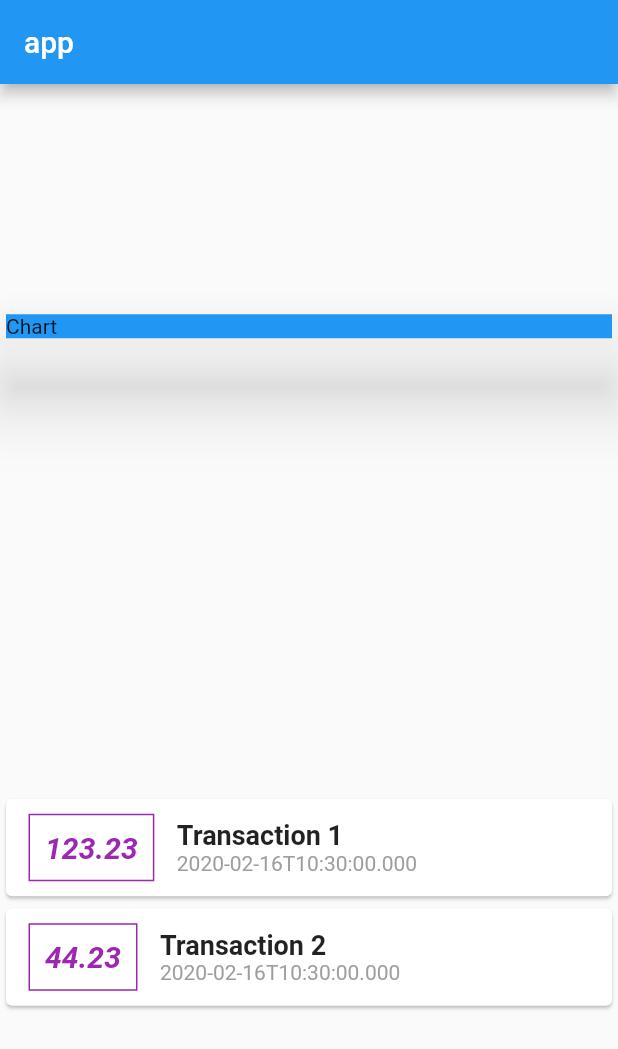
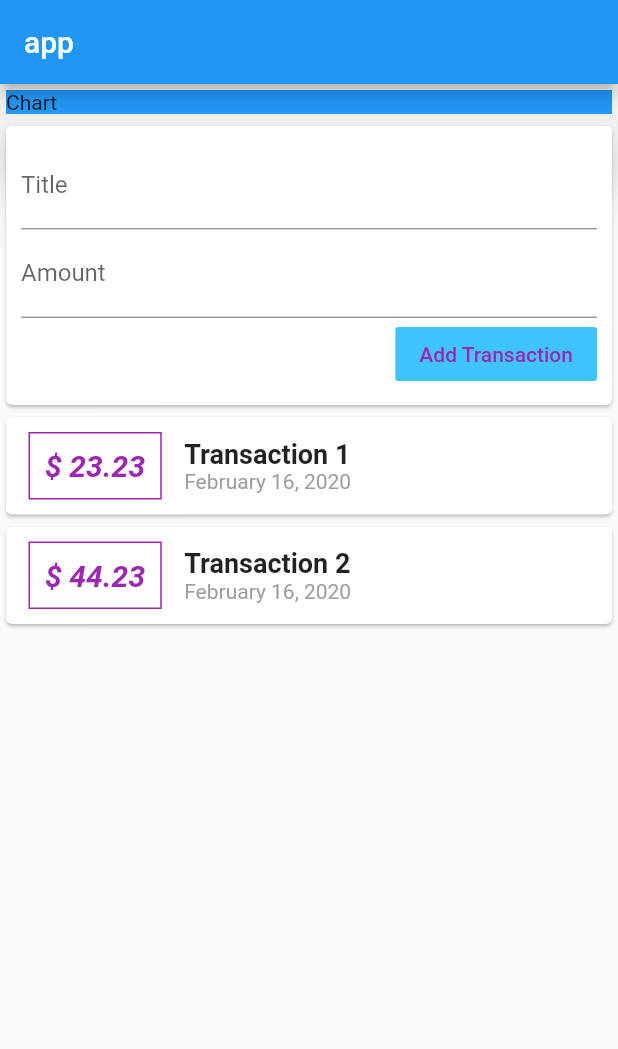
Before and after one commit to amovsisyan/flutter-expense-app, a Flutter app: the screen it shows after launch, on a phone screen of 412 x 824 dp. Shown: the top 1049 px of the screen. Run offline on Flutter 3.47's test engine with Material 2 defaults, Android fonts, the phone set to English and light mode, and no system bars.

Commit message:
inputs and buttons

```diff
--- a/lib/main.dart
+++ b/lib/main.dart
@@ -1,4 +1,5 @@
 import 'package:flutter/material.dart';
+import 'package:intl/intl.dart';
 import './transaction.dart';
 
 void main() => runApp(MyApp());
@@ -17,7 +18,7 @@ class MyHomePage extends StatelessWidget {
     Transaction(
         id: '123',
         title: 'Transaction 1',
-        amount: 123.23,
+        amount: 23.23,
         createdAt: DateTime.now()),
     Transaction(
         id: '124',
@@ -25,6 +26,8 @@ class MyHomePage extends StatelessWidget {
         amount: 44.23,
         createdAt: DateTime.now())
   ];
+  String titleInput;
+  String amountInput;
 
   @override
   Widget build(BuildContext context) {
@@ -33,7 +36,7 @@ class MyHomePage extends StatelessWidget {
         title: Text('app'),
       ),
       body: Column(
-        mainAxisAlignment: MainAxisAlignment.spaceAround,
+        mainAxisAlignment: MainAxisAlignment.start,
         crossAxisAlignment: CrossAxisAlignment.stretch,
         children: <Widget>[
           Card(
@@ -44,6 +47,38 @@ class MyHomePage extends StatelessWidget {
             ),
             elevation: 20,
           ),
+          Card(
+            child: Container(
+              child: Column(
+                crossAxisAlignment: CrossAxisAlignment.end,
+                children: <Widget>[
+                  TextField(
+                    cursorColor: Colors.red,
+                    decoration: InputDecoration(labelText: 'Title'),
+                    onChanged: (value) {
+                      this.titleInput = value;
+                    },
+                  ),
+                  TextField(
+                    decoration: InputDecoration(labelText: 'Amount'),
+                    onChanged: (value) {
+                      this.amountInput = value;
+                    },
+                  ),
+                  FlatButton(
+                    child: Text('Add Transaction'),
+                    onPressed: () {
+                      print(this.titleInput);
+                      print(this.amountInput);
+                    },
+                    textColor: Colors.purple,
+                    color: Colors.lightBlueAccent,
+                  )
+                ],
+              ),
+              padding: EdgeInsets.all(10),
+            ),
+          ),
           Column(
             children: transactions.map((tx) {
               return Card(
@@ -51,7 +86,7 @@ class MyHomePage extends StatelessWidget {
                 children: <Widget>[
                   Container(
                     child: Text(
-                      tx.amount.toString(),
+                      '\$ ${tx.amount}',
                       style: TextStyle(
                           fontWeight: FontWeight.bold,
                           fontStyle: FontStyle.italic,
@@ -66,8 +101,15 @@ class MyHomePage extends StatelessWidget {
                   Column(
                     crossAxisAlignment: CrossAxisAlignment.start,
                     children: <Widget>[
-                      Text(tx.title, style: TextStyle(fontSize: 18, fontWeight: FontWeight.w700),),
-                      Text(tx.createdAt.toIso8601String(), style: TextStyle(color: Colors.grey, fontSize: 14),),
+                      Text(
+                        tx.title,
+                        style: TextStyle(
+                            fontSize: 18, fontWeight: FontWeight.w700),
+                      ),
+                      Text(
+                        DateFormat('yMMMMd').format(tx.createdAt),
+                        style: TextStyle(color: Colors.grey, fontSize: 14),
+                      ),
                     ],
                   )
                 ],
--- a/pubspec.yaml
+++ b/pubspec.yaml
@@ -19,6 +19,7 @@ environment:
 dependencies:
   flutter:
     sdk: flutter
+  intl: ^0.16.1
 
   # The following adds the Cupertino Icons font to your application.
   # Use with the CupertinoIcons class for iOS style icons.
```
Also changed, not shown: pubspec.lock.
